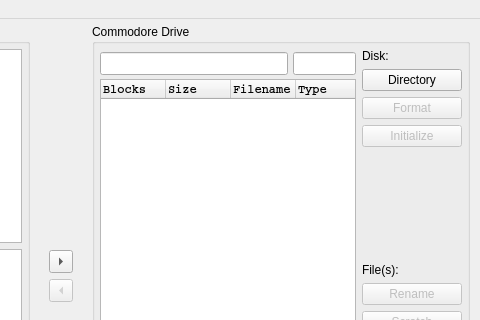
Before: the Qt Designer form filewindow.ui in mveinot/QtCBM, drawn with Qt 5; both pictures show x 320 to 800 and y 0 to 320 of the 800 by 554 pixel window.
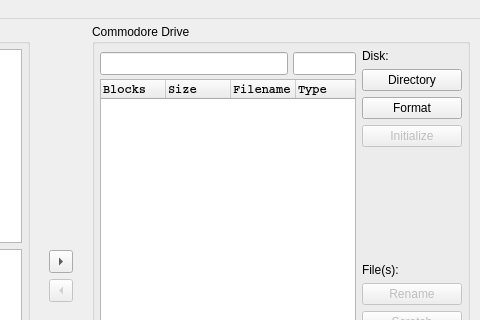
After: the same form once the commit is applied. Icons and pictures are not drawn.

Commit message: Enable the Format button Try to handle command line for d64copy better

Diff of the .ui file:
```diff
--- a/filewindow.ui
+++ b/filewindow.ui
@@ -554,7 +554,7 @@
                 <item>
                  <widget class="QPushButton" name="CBMFormat">
                   <property name="enabled">
-                   <bool>false</bool>
+                   <bool>true</bool>
                   </property>
                   <property name="text">
                    <string>Format</string>
```
The commit also changes 2 other files.
